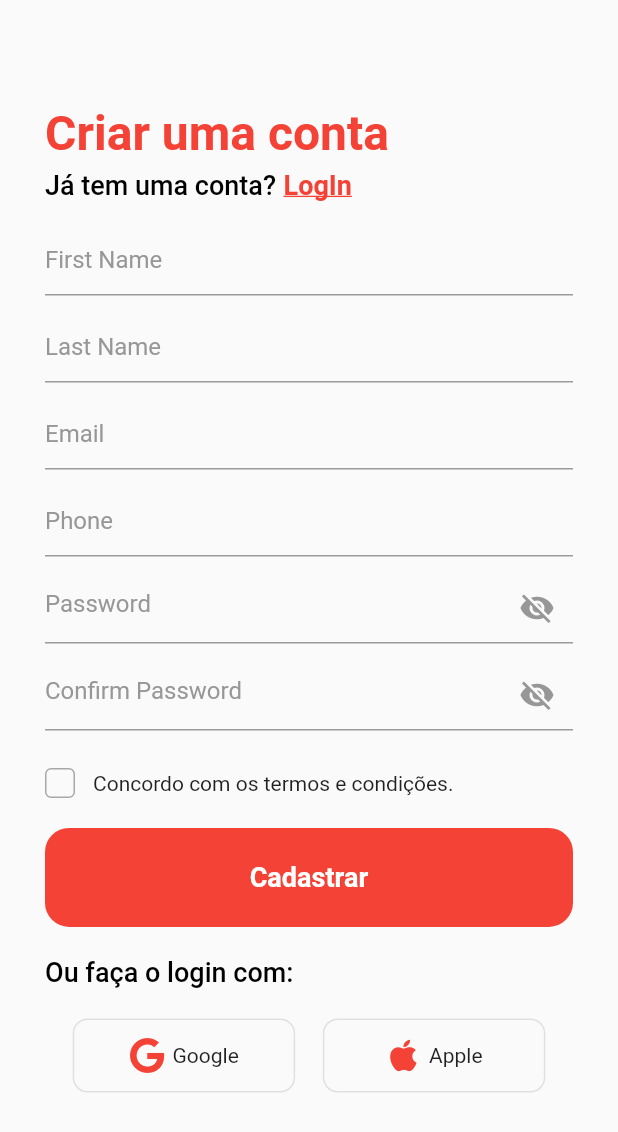
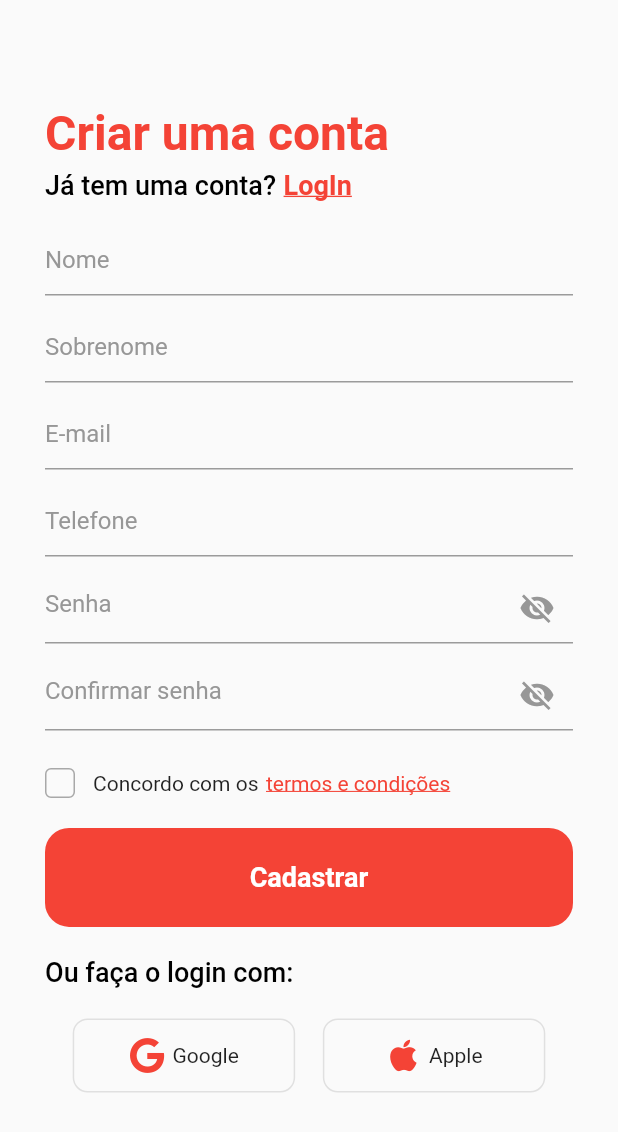
Before and after one commit to vitorcosta26/Pomodoro, a Flutter app: the SignUpScreen screen opened directly, on a phone screen of 412 x 824 dp. Shown: the top 1132 px of the screen. Run offline on Flutter 3.47's test engine with Material 2 defaults, Android fonts, the phone set to English and light mode, and no system bars; our stand-ins replace font_awesome_flutter, percent_indicator; Roboto replaces fonts that are missing (Poppins).

Commit message:
meu tomatinho

```diff
--- a/lib/screens/login.dart
+++ b/lib/screens/login.dart
@@ -1,6 +1,5 @@
 import 'package:flutter/material.dart';
 import 'package:pomodoro/screens/home.dart';
-import 'package:pomodoro/screens/pomodoro.dart';
 import 'package:pomodoro/screens/reset_password.dart';
 import 'package:pomodoro/screens/signup.dart';
 import 'package:pomodoro/widgets/login_form.dart';
--- a/lib/screens/signup.dart
+++ b/lib/screens/signup.dart
@@ -79,7 +79,10 @@ class SignUpScreen extends StatelessWidget {
             ),
             const Padding(
               padding: EdgeInsets.symmetric(horizontal: 30),
-              child: CheckBox('Concordo com os termos e condições.'),
+              child: CheckBox(
+                text: 'Concordo com os',
+                link: 'termos e condições',
+              ),
             ),
             const SizedBox(
               height: 20,
--- a/lib/widgets/checkbox.dart
+++ b/lib/widgets/checkbox.dart
@@ -2,7 +2,8 @@ import 'package:flutter/material.dart';
 
 class CheckBox extends StatefulWidget {
   final String text;
-  const CheckBox(this.text, {super.key});
+  final String link;
+  const CheckBox({super.key, required this.text, required this.link});
 
   @override
   State<CheckBox> createState() => _CheckBoxState();
@@ -40,7 +41,27 @@ class _CheckBoxState extends State<CheckBox> {
             const SizedBox(
               width: 12,
             ),
-            Text(widget.text),
+            Row(
+              children: [
+                Text(
+                  widget.text,
+                ),
+                const SizedBox(
+                  width: 5,
+                ),
+                GestureDetector(
+                  onTap: () {},
+                  child: Text(
+                    widget.link,
+                    style: const TextStyle(
+                      color: Colors.red,
+                      decoration: TextDecoration.underline,
+                      decorationThickness: 1,
+                    ),
+                  ),
+                ),
+              ],
+            ),
           ],
         )
       ],
--- a/lib/widgets/login_form.dart
+++ b/lib/widgets/login_form.dart
@@ -13,8 +13,8 @@ class _LogInFormState extends State<LogInForm> {
   Widget build(BuildContext context) {
     return Column(
       children: [
-        buildInputForm('Email', false),
-        buildInputForm('Password', true),
+        buildInputForm('E-mail', false),
+        buildInputForm('Senha', true),
       ],
     );
   }
--- a/lib/widgets/reset_form.dart
+++ b/lib/widgets/reset_form.dart
@@ -9,7 +9,7 @@ class ResetForm extends StatelessWidget {
       padding: const EdgeInsets.only(top: 20),
       child: TextFormField(
         decoration: const InputDecoration(
-            hintText: 'Email',
+            hintText: 'E-mail',
             hintStyle: TextStyle(color: Color(0xFF979797)),
             focusedBorder: UnderlineInputBorder(
                 borderSide: BorderSide(color: Colors.black))),
--- a/lib/widgets/signup_form.dart
+++ b/lib/widgets/signup_form.dart
@@ -13,12 +13,12 @@ class _SignUpFormState extends State<SignUpForm> {
   Widget build(BuildContext context) {
     return Column(
       children: [
-        buildInputForm('First Name', false),
-        buildInputForm('Last Name', false),
-        buildInputForm('Email', false),
-        buildInputForm('Phone', false),
-        buildInputForm('Password', true),
-        buildInputForm('Confirm Password', true),
+        buildInputForm('Nome', false),
+        buildInputForm('Sobrenome', false),
+        buildInputForm('E-mail', false),
+        buildInputForm('Telefone', false),
+        buildInputForm('Senha', true),
+        buildInputForm('Confirmar senha', true),
       ],
     );
   }
```
